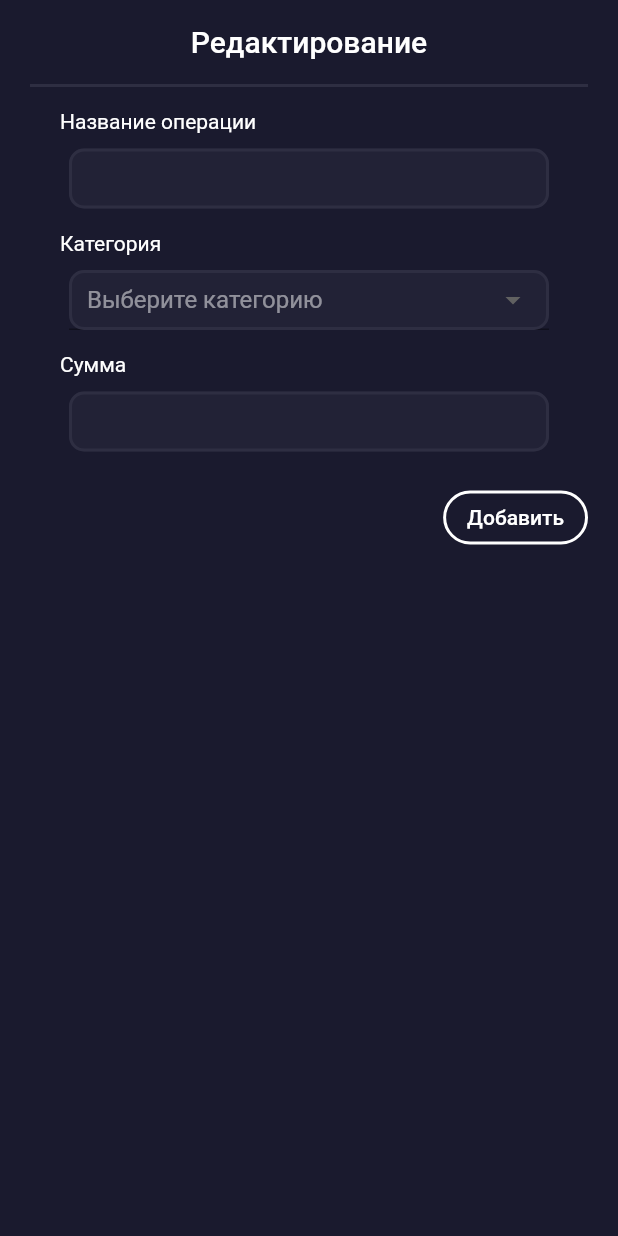
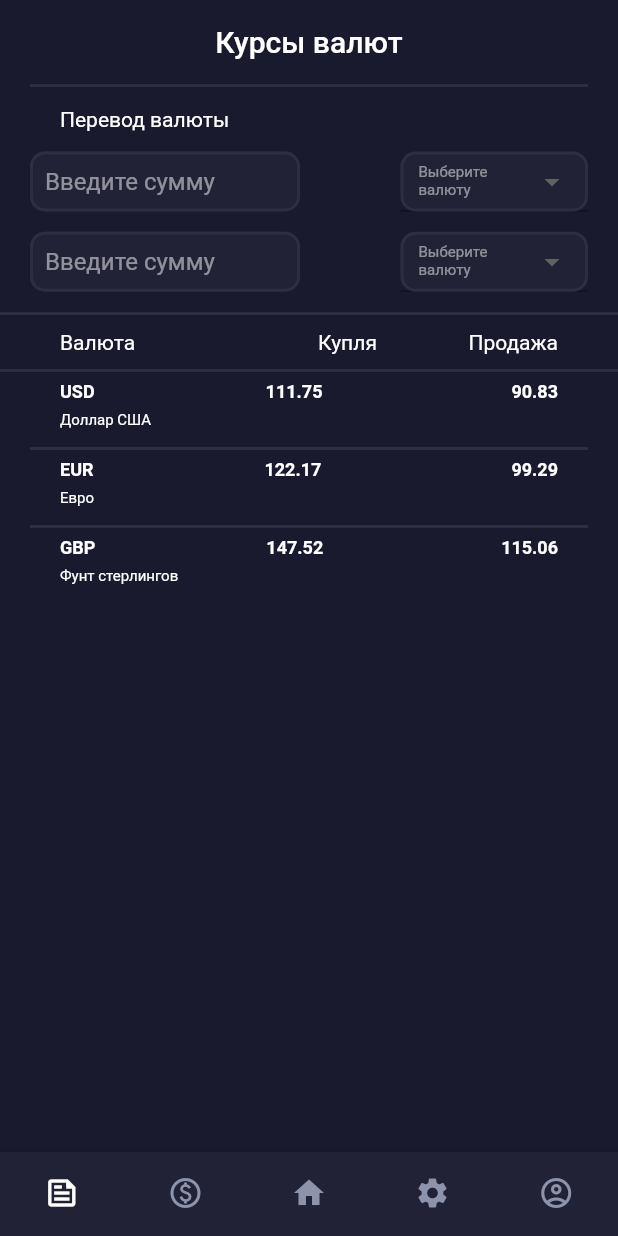
Before and after one commit to EvseevArtem26/SugarDuck, a Flutter app: the screen it shows after launch, on a phone screen of 412 x 824 dp. Run offline on Flutter 3.47's test engine with Material 2 defaults, Android fonts, the phone set to English and light mode, and no system bars; our stand-ins replace card_swiper, dropdown_button2, pie_chart.

Commit message:
Made exchange rates page

```diff
--- /dev/null
+++ b/lib/exchange.dart
@@ -0,0 +1,388 @@
+import 'package:flutter/material.dart';
+import 'package:dropdown_button2/dropdown_button2.dart';
+import 'components/navbar.dart';
+
+
+class ExchangePage extends StatefulWidget {
+  const ExchangePage({ Key? key }) : super(key: key);
+
+  @override
+  State<ExchangePage> createState() => _ExchangePageState();
+}
+
+class _ExchangePageState extends State<ExchangePage> {
+  late List<String> currencies = [
+    "RUB",
+    "USD",
+    "EUR"
+  ];
+  late List<String> selectedCurrencies = ["USD", "RUB"];
+  List<Map<String, dynamic>> exchangeRates = [
+    {
+      "code": "USD",
+      "title": "Доллар США",
+      "buy": 111.75,
+      "sell": 90.83
+    },
+    {
+      "code": "EUR",
+      "title": "Евро",
+      "buy": 122.17,
+      "sell": 99.29
+    },
+    {
+      "code": "GBP",
+      "title": "Фунт стерлингов",
+      "buy": 147.52,
+      "sell": 115.06
+    }
+  ];
+
+
+  List<DropdownMenuItem<String>> getCurrencyItems(){
+    List<String> titles = currencies;
+    List<DropdownMenuItem<String>> items = [];
+    for (var title in titles){
+      items.addAll(
+        [
+          DropdownMenuItem(
+            value: title,
+            child: Container(
+              alignment: Alignment.centerLeft,
+              child: Text(
+                title,
+                style: const TextStyle(
+                  color: Colors.white,
+                )
+              ),
+            ),
+            alignment: Alignment.center,
+          ),
+          if (title != titles.last)
+          const DropdownMenuItem<String>(
+            enabled: false,
+            child: Divider(
+              color: Color.fromARGB(255, 34, 34, 54),
+              thickness: 2,
+              height: 1,
+            ),
+          ),
+        ]
+      );
+    }
+    return items;
+  }
+
+  @override
+  Widget build(BuildContext context) {
+    return Scaffold(
+      appBar: AppBar(
+        title: const Text(
+          "Курсы валют",
+        ),
+        centerTitle: true,
+        backgroundColor: const Color.fromARGB(255, 26, 26, 46),
+        elevation: 0,
+      ),
+      body: Container(
+        alignment: Alignment.center,
+        color: const Color.fromARGB(255, 26, 26, 46),
+        child: Column(
+          children: [
+            const Divider(
+              color: Color.fromARGB(255, 46, 46, 66),
+              indent: 20,
+              endIndent: 20,
+              thickness: 2,
+              height: 2
+            ),
+            //Конвертер
+            Container(
+              height: 150,
+              padding: const EdgeInsets.symmetric(horizontal: 20),
+              width: double.infinity,
+              child: Column(
+                mainAxisAlignment: MainAxisAlignment.spaceEvenly,
+                crossAxisAlignment: CrossAxisAlignment.start,
+                children: [
+                  const Padding(
+                    padding: EdgeInsets.only(left: 20),
+                    child: Text(
+                      "Перевод валюты",
+                      style: TextStyle(
+                        color: Colors.white
+                      ),
+                    ),
+                  ),
+                  Row(
+                    mainAxisAlignment: MainAxisAlignment.spaceBetween,
+                    children: [
+                      TextFormField(
+                        decoration: const InputDecoration(
+                          constraints: BoxConstraints.tightFor(
+                            width: 180,
+                            height: 40
+                          ),
+                          contentPadding: EdgeInsets.symmetric(horizontal: 10),
+                          focusedBorder: OutlineInputBorder(
+                            borderRadius: BorderRadius.all(Radius.circular(10)),
+                            borderSide: BorderSide(
+                              width: 2,
+                              color: Color.fromARGB(255, 46, 46, 66),
+                            ),
+                          ),
+                          fillColor: Color.fromARGB(255, 34, 34, 54),
+                          filled: true,
+                          hintText: "Введите сумму",
+                          hintStyle: TextStyle(
+                            color: Color.fromARGB(128, 255, 255, 255),
+                            fontWeight: FontWeight.w400
+                          ),
+                          enabledBorder: OutlineInputBorder(
+                            borderRadius: BorderRadius.all(Radius.circular(10)),
+                            borderSide: BorderSide(
+                              width: 2,
+                              color: Color.fromARGB(255, 46, 46, 66),
+                            )
+                          )
+                        ),
+                        style: const TextStyle(
+                          color: Colors.white,
+                        ),
+                      ),
+                      SizedBox(
+                        width: 125,
+                        child: DropdownButtonFormField2<String>(
+                          onChanged: (String? newValue){
+                            setState(
+                              (){selectedCurrencies[0] = newValue!;}
+                            );
+                          },
+                          hint: const Text(
+                            "Выберите валюту",
+                            style: TextStyle(
+                              color: Color.fromARGB(128, 255, 255, 255),
+                              fontSize: 10
+                            )
+                          ),
+                          items: getCurrencyItems(),
+                          decoration: const InputDecoration(
+                            isDense: true,
+                            contentPadding: EdgeInsets.zero
+                          ),
+                          buttonDecoration: BoxDecoration(
+                            color: const Color.fromARGB(255, 34, 34, 54),
+                            borderRadius: const BorderRadius.all(Radius.circular(10)),
+                            border: Border.all(
+                              width: 2,
+                              color: const Color.fromARGB(255, 46, 46, 66)
+                            )
+                          ),
+                          isExpanded: true,
+                          buttonHeight: 40,
+                          buttonWidth: 125,
+                          buttonPadding: const EdgeInsets.symmetric(horizontal: 10),
+                          itemHeight: 20,
+                          dropdownDecoration: const BoxDecoration(
+                            borderRadius: BorderRadius.vertical(bottom: Radius.circular(10)),
+                            color: Color.fromARGB(255, 46, 46, 66)
+                          ),
+                          dropdownWidth: 125,
+                          offset: const Offset(0, 10),
+                        ),
+                      ),
+                    ],
+                  ),
+                  Row(
+                    mainAxisAlignment: MainAxisAlignment.spaceBetween,
+                    children: [
+                      TextFormField(
+                        decoration: const InputDecoration(
+                          constraints: BoxConstraints.tightFor(
+                            width: 180,
+                            height: 40
+                          ),
+                          contentPadding: EdgeInsets.symmetric(horizontal: 10),
+                          focusedBorder: OutlineInputBorder(
+                            borderRadius: BorderRadius.all(Radius.circular(10)),
+                            borderSide: BorderSide(
+                              width: 2,
+                              color: Color.fromARGB(255, 46, 46, 66),
+                            ),
+                          ),
+                          fillColor: Color.fromARGB(255, 34, 34, 54),
+                          filled: true,
+                          hintText: "Введите сумму",
+                          hintStyle: TextStyle(
+                            color: Color.fromARGB(128, 255, 255, 255),
+                            fontWeight: FontWeight.w400
+                          ),
+                          enabledBorder: OutlineInputBorder(
+                            borderRadius: BorderRadius.all(Radius.circular(10)),
+                            borderSide: BorderSide(
+                              width: 2,
+                              color: Color.fromARGB(255, 46, 46, 66),
+                            )
+                          )
+                        ),
+                        style: const TextStyle(
+                          color: Colors.white,
+                        ),
+                      ),
+                      SizedBox(
+                        width: 125,
+                        child: DropdownButtonFormField2<String>(
+                          onChanged: (String? newValue){
+                            setState(
+                              (){selectedCurrencies[1] = newValue!;}
+                            );
+                          },
+                          hint: const Text(
+                            "Выберите валюту",
+                            style: TextStyle(
+                              color: Color.fromARGB(128, 255, 255, 255),
+                              fontSize: 10
+                            )
+                          ),
+                          items: getCurrencyItems(),
+                          decoration: const InputDecoration(
+                            isDense: true,
+                            contentPadding: EdgeInsets.zero
+                          ),
+                          buttonDecoration: BoxDecoration(
+                            color: const Color.fromARGB(255, 34, 34, 54),
+                            borderRadius: const BorderRadius.all(Radius.circular(10)),
+                            border: Border.all(
+                              width: 2,
+                              color: const Color.fromARGB(255, 46, 46, 66)
+                            )
+                          ),
+                          isExpanded: true,
+                          buttonHeight: 40,
+                          buttonWidth: 125,
+                          buttonPadding: const EdgeInsets.symmetric(horizontal: 10),
+                          itemHeight: 20,
+                          dropdownDecoration: const BoxDecoration(
+                            borderRadius: BorderRadius.vertical(bottom: Radius.circular(10)),
+                            color: Color.fromARGB(255, 46, 46, 66)
+                          ),
+                          dropdownWidth: 125,
+                          offset: const Offset(0, 10),
+                        ),
+                      ),
+                    ],
+                  ),
+                ],
+              ),
+            ),
+            const Divider(
+              color: Color.fromARGB(255, 46, 46, 66),
+              thickness: 2,
+              height: 2
+            ),
+            Container(
+              padding: const EdgeInsets.symmetric(horizontal: 40, vertical: 10),
+              child: Row(
+                children: const [
+                  Text(
+                    "Валюта",
+                    style: TextStyle(color: Colors.white),
+                  ),
+                  Spacer(flex: 2),
+                  Text(
+                    "Купля",
+                    style: TextStyle(color: Colors.white),
+                  ),
+                  Spacer(),
+                  Text(
+                    "Продажа",
+                    style: TextStyle(color: Colors.white),
+                  )
+                ],
+              ),
+            ),
+            const Divider(
+              color: Color.fromARGB(255, 46, 46, 66),
+              thickness: 2,
+              height: 2
+            ),
+            // Список валют
+            Expanded(
+              child: ListView.separated(
+                itemBuilder: (BuildContext context, int index){
+                  return Container(
+                    height: 50,
+                    width: double.infinity,
+                    padding: const EdgeInsets.symmetric(horizontal: 40),
+                    child: Column(
+                      children: [
+                        const Spacer(),
+                        Row(
+                          // mainAxisAlignment: MainAxisAlignment.spaceBetween,
+                          children: [
+                            Text(
+                              exchangeRates[index]["code"],
+                              style: const TextStyle(
+                                color: Colors.white,
+                                fontSize: 12,
+                                fontWeight: FontWeight.w700
+                              ),
+                            ),
+                            const SizedBox(width: 114),
+                            Text(
+                              exchangeRates[index]["buy"].toString(),
+                              style: const TextStyle(
+                                color: Colors.white,
+                                fontSize: 12,
+                                fontWeight: FontWeight.w700
+                              ),
+                            ),
+                            const Spacer(),
+                            Text(
+                              exchangeRates[index]["sell"].toString(),
+                              textAlign: TextAlign.left,
+                              style: const TextStyle(
+                                color: Colors.white,
+                                fontSize: 12,
+                                fontWeight: FontWeight.w700,
+                              ),
+                            )
+                          ],
+                        ),
+                        const Spacer(),
+                        Row(
+                          children: [
+                            Text(
+                              exchangeRates[index]["title"],
+                              style: const TextStyle(
+                                color: Colors.white,
+                                fontSize: 10,
+                                fontWeight: FontWeight.w400
+                              )
+                            )
+                          ],
+                        ),
+                        const Spacer(flex: 2)
+                      ],
+                    ),
+                  );
+                },
+                separatorBuilder: (BuildContext context, int index){
+                  return const Divider(
+                    color: Color.fromARGB(255, 46, 46, 66),
+                    thickness: 2,
+                    height: 2,
+                    indent: 20,
+                    endIndent: 20
+                  );
+                },
+                itemCount: exchangeRates.length
+              ),
+            )
+          ]
+        ),
+      ),
+      bottomNavigationBar: const NavBar(),
+    );
+  }
+}
--- a/lib/main.dart
+++ b/lib/main.dart
@@ -5,6 +5,7 @@ import './components/navbar.dart';
 import 'income.dart';
 import 'category.dart';
 import 'operation.dart';
+import 'exchange.dart';
 
 void main() {
   runApp(const MyApp());
@@ -22,13 +23,14 @@ class MyApp extends StatelessWidget {
         primarySwatch: Colors.blue,
       ),
 
-			initialRoute: '/operation',
+			initialRoute: '/exchange',
 			routes: {
         // '/': (context) => AuthPage(),
         '/home': (context) => HomePage(title: "Главная"),
         '/income': (context) => IncomePage(),
         '/category': (context) => CategoryPage(title: "Категория"),
-        '/operation': (context) => OperationPage()
+        '/operation': (context) => OperationPage(),
+        '/exchange': (context) => ExchangePage()
 			}
     );
   }
```
